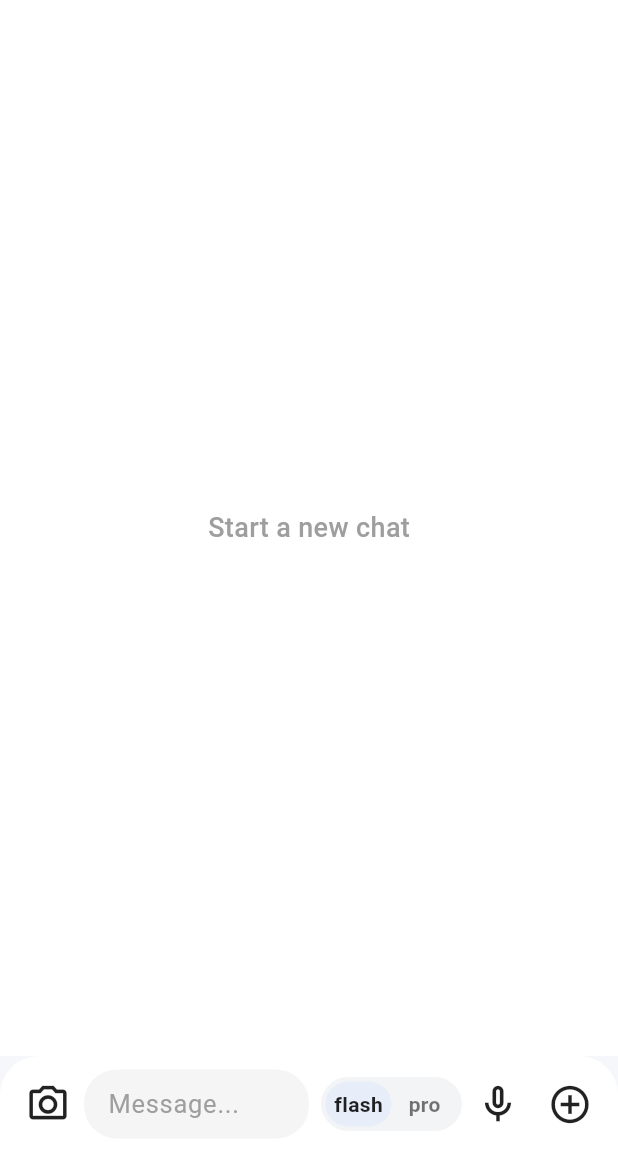
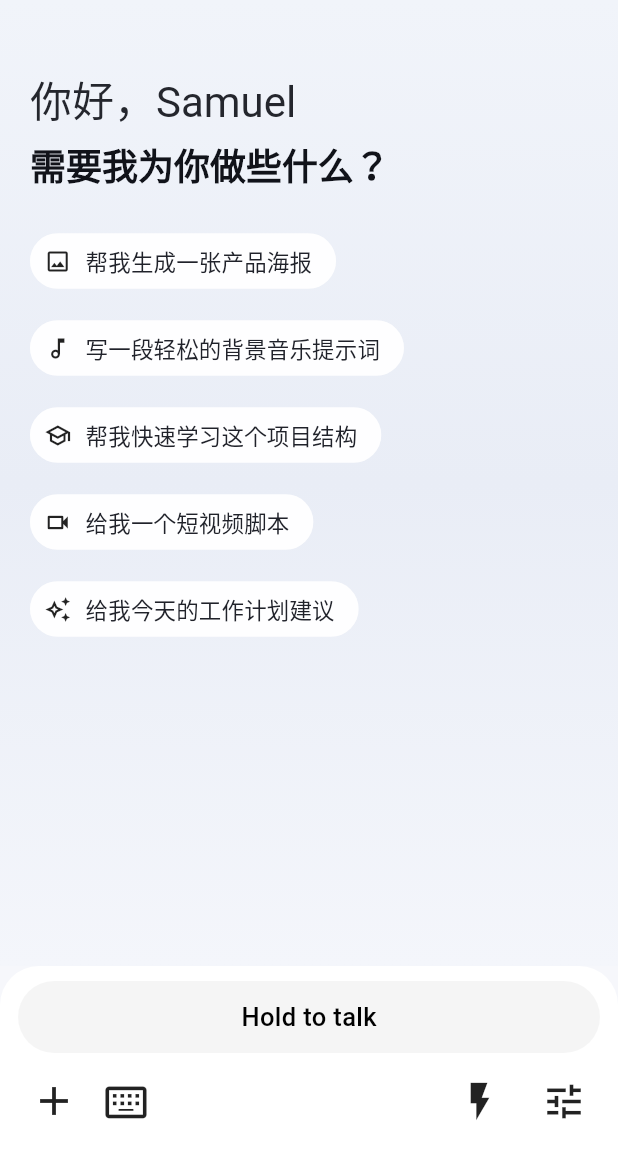
Before and after one commit to SamuelLAN/vibe-code-mobile, a Flutter app: the ChatScreen screen opened directly, on a phone screen of 412 x 824 dp, the part 84-1236 px from its top. Run offline on Flutter 3.47's test engine with Material 3 defaults, Android fonts, the phone set to English and light mode, and no system bars; our stand-ins replace file_picker, flutter_highlight, flutter_markdown, flutter_secure_storage, image_picker, just_audio and 1 more; missing offline and left inert: flutter_web_auth_2, record; accounts and stored records are empty; statements that could not run were skipped.

Commit message:
Refactor chat screen and input bar for enhanced user experience
- Changed input mode from text to voice in ChatScreen for improved voice interaction.
- Introduced empty suggestions in ChatScreen to guide user interactions when no chat is present.
- Refactored input bar to simplify model tier selection with an IconButton, enhancing usability.
- Updated UI components in ChatScreen and InputBar for better layout and interaction consistency.

```diff
--- a/lib/screens/chat_screen.dart
+++ b/lib/screens/chat_screen.dart
@@ -46,12 +46,19 @@ class _ChatScreenState extends State<ChatScreen> {
   final AudioPlayerService _audioPlayer = AudioPlayerService();
   final PermissionService _permissionService = PermissionService();
   late final List<String> _projects = List<String>.from(_defaultProjects);
-  InputMode _inputMode = InputMode.text;
+  InputMode _inputMode = InputMode.voice;
   ChatModelTier _modelTier = ChatModelTier.flash;
   bool _isFullscreenInput = false;
   String _selectedProject = _defaultProjects.first;
   String? _lastObservedChatId;
   bool _pendingScrollToLatest = false;
+  static const List<(IconData, String)> _emptySuggestions = [
+    (Icons.image_outlined, '帮我生成一张产品海报'),
+    (Icons.music_note_outlined, '写一段轻松的背景音乐提示词'),
+    (Icons.school_outlined, '帮我快速学习这个项目结构'),
+    (Icons.videocam_outlined, '给我一个短视频脚本'),
+    (Icons.auto_awesome_outlined, '给我今天的工作计划建议'),
+  ];
 
   @override
   void initState() {
@@ -283,6 +290,75 @@ class _ChatScreenState extends State<ChatScreen> {
     if (!currentFocus.hasPrimaryFocus && currentFocus.focusedChild != null) {
       currentFocus.unfocus();
     }
+  }
+
+  void _applySuggestion(String text) {
+    _textController.text = text;
+    _textController.selection =
+        TextSelection.collapsed(offset: _textController.text.length);
+    setState(() {});
+  }
+
+  Widget _buildEmptyChatState() {
+    return Container(
+      decoration: const BoxDecoration(
+        gradient: LinearGradient(
+          begin: Alignment.topCenter,
+          end: Alignment.bottomCenter,
+          colors: [Color(0xFFF1F4FA), Color(0xFFE9EDF6), Color(0xFFF4F6FB)],
+        ),
+      ),
+      child: SafeArea(
+        bottom: false,
+        child: ListView(
+          padding: const EdgeInsets.fromLTRB(20, 24, 20, 20),
+          children: [
+            const SizedBox(height: 24),
+            Text(
+              '你好，Samuel',
+              style: Theme.of(context).textTheme.headlineMedium?.copyWith(
+                    fontWeight: FontWeight.w400,
+                    color: const Color(0xFF24262D),
+                  ),
+            ),
+            const SizedBox(height: 8),
+            Text(
+              '需要我为你做些什么？',
+              style: Theme.of(context).textTheme.headlineSmall?.copyWith(
+                    fontWeight: FontWeight.w700,
+                    color: const Color(0xFF11131A),
+                  ),
+            ),
+            const SizedBox(height: 24),
+            Wrap(
+              spacing: 10,
+              runSpacing: 10,
+              children: _emptySuggestions
+                  .map(
+                    (item) => ActionChip(
+                      backgroundColor: Colors.white.withValues(alpha: 0.9),
+                      side: BorderSide.none,
+                      shape: RoundedRectangleBorder(
+                        borderRadius: BorderRadius.circular(22),
+                      ),
+                      avatar: Icon(item.$1, size: 18, color: Colors.black87),
+                      label: Text(
+                        item.$2,
+                        style: const TextStyle(
+                          fontSize: 15,
+                          color: Color(0xFF20222A),
+                          fontWeight: FontWeight.w500,
+                        ),
+                      ),
+                      onPressed: () => _applySuggestion(item.$2),
+                    ),
+                  )
+                  .toList(),
+            ),
+          ],
+        ),
+      ),
+    );
   }
 
   Future<void> _pickFromCamera() async {
@@ -742,19 +818,7 @@ class _ChatScreenState extends State<ChatScreen> {
             if (!_isFullscreenInput)
               Expanded(
                 child: messages.isEmpty
-                    ? Container(
-                        color: Colors.white,
-                        child: const Center(
-                          child: Text(
-                            'Start a new chat',
-                            style: TextStyle(
-                              fontSize: 18,
-                              color: Colors.grey,
-                              fontWeight: FontWeight.w500,
-                            ),
-                          ),
-                        ),
-                      )
+                    ? _buildEmptyChatState()
                     : ListView.builder(
                         key: ValueKey<String>(
                           'chat-list-${chat.activeChat?.id ?? 'none'}',
--- a/lib/screens/git_drawer/modals/repo_files_modal.dart
+++ b/lib/screens/git_drawer/modals/repo_files_modal.dart
@@ -582,7 +582,10 @@ class _FilePreviewSheetState extends State<_FilePreviewSheet> {
   Widget build(BuildContext context) {
     final isDark = Theme.of(context).brightness == Brightness.dark;
     final language = _languageFromPath(widget.result.relativePath);
-    return Container(
+    return GestureDetector(
+      behavior: HitTestBehavior.translucent,
+      onTap: () => FocusScope.of(context).unfocus(),
+      child: Container(
         decoration: BoxDecoration(
           color: isDark ? const Color(0xFF1E1E1E) : Colors.white,
           borderRadius: const BorderRadius.vertical(top: Radius.circular(20)),
@@ -620,7 +623,9 @@ class _FilePreviewSheetState extends State<_FilePreviewSheet> {
                           Text(
                             _editing
                                 ? 'Editing'
-                              : (language == null ? 'Text preview' : language),
+                                : (language == null
+                                    ? 'Text preview'
+                                    : language),
                             style: TextStyle(
                               fontSize: 12,
                               color: Colors.grey[600],
@@ -753,6 +758,7 @@ class _FilePreviewSheetState extends State<_FilePreviewSheet> {
             ],
           ),
         ),
+      ),
     );
   }
 }
@@ -838,14 +844,13 @@ class _CodeView extends StatelessWidget {
 String? _languageFromPath(String path) {
   final lower = path.toLowerCase();
   if (lower.endsWith('.py')) return 'python';
+  if (lower.endsWith('.tsx') || lower.endsWith('.jsx')) return 'javascript';
   if (lower.endsWith('.js') ||
       lower.endsWith('.mjs') ||
       lower.endsWith('.cjs')) {
     return 'javascript';
   }
-  if (lower.endsWith('.tsx')) return 'tsx';
   if (lower.endsWith('.ts')) return 'typescript';
-  if (lower.endsWith('.jsx')) return 'jsx';
   if (lower.endsWith('.json')) return 'json';
   if (lower.endsWith('.md') || lower.endsWith('.markdown')) return 'markdown';
   if (lower.endsWith('.html')) return 'xml';
--- a/lib/widgets/input_bar.dart
+++ b/lib/widgets/input_bar.dart
@@ -155,46 +155,16 @@ class _InputBarState extends State<InputBar> {
   }
 
   Widget _buildModelTierSwitch() {
-    Widget buildTierButton(ChatModelTier tier, String label) {
-      final isSelected = widget.modelTier == tier;
-      return Expanded(
-        child: GestureDetector(
-          behavior: HitTestBehavior.opaque,
-          onTap: () => widget.onModelTierChanged(tier),
-          child: AnimatedContainer(
-            duration: const Duration(milliseconds: 120),
-            curve: Curves.easeOut,
-            alignment: Alignment.center,
-            decoration: BoxDecoration(
-              color: isSelected ? const Color(0xFFE8EEF9) : Colors.transparent,
-              borderRadius: BorderRadius.circular(16),
+    final isPro = widget.modelTier == ChatModelTier.pro;
+    return IconButton(
+      tooltip: isPro ? 'Current: pro (tap to switch to flash)' : 'Current: flash (tap to switch to pro)',
+      onPressed: () => widget.onModelTierChanged(
+        isPro ? ChatModelTier.flash : ChatModelTier.pro,
       ),
-            child: Text(
-              label,
-              style: TextStyle(
-                fontSize: 14,
-                fontWeight: FontWeight.w600,
-                color: isSelected ? Colors.black87 : Colors.black54,
-              ),
-            ),
-          ),
-        ),
-      );
-    }
-
-    return Container(
-      width: 94,
-      height: 36,
-      padding: const EdgeInsets.all(3),
-      decoration: BoxDecoration(
-        color: const Color(0xFFF3F4F6),
-        borderRadius: BorderRadius.circular(18),
-      ),
-      child: Row(
-        children: [
-          buildTierButton(ChatModelTier.flash, 'flash'),
-          buildTierButton(ChatModelTier.pro, 'pro'),
-        ],
+      icon: Icon(
+        isPro ? Icons.workspace_premium_outlined : Icons.flash_on_outlined,
+        size: 30,
+        color: Colors.black87,
       ),
     );
   }
@@ -215,33 +185,28 @@ class _InputBarState extends State<InputBar> {
             return SafeArea(
               top: false,
               child: Container(
-                padding: const EdgeInsets.symmetric(horizontal: 8, vertical: 8),
-                decoration: BoxDecoration(
+                padding:
+                    const EdgeInsets.symmetric(horizontal: 12, vertical: 10),
+                decoration: const BoxDecoration(
                   color: Colors.white,
-                  borderRadius:
-                      const BorderRadius.vertical(top: Radius.circular(26)),
+                  borderRadius: BorderRadius.vertical(top: Radius.circular(26)),
                 ),
-                child: Row(
+                child: Column(
+                  mainAxisSize: MainAxisSize.min,
                   children: [
-                    IconButton(
-                      onPressed: widget.onPickMedia,
-                      icon: const Icon(Icons.camera_alt_outlined,
-                          size: 30, color: Colors.black87),
-                    ),
-                    Expanded(
-                      child: isVoice
-                          ? Listener(
+                    if (isVoice)
+                      Listener(
                         behavior: HitTestBehavior.opaque,
                         onPointerDown: _onVoicePointerDown,
                         onPointerMove: _onVoicePointerMove,
                         onPointerUp: _onVoicePointerUp,
                         onPointerCancel: _onVoicePointerCancel,
                         child: Container(
-                                height: 44,
+                          height: 48,
                           alignment: Alignment.center,
                           decoration: BoxDecoration(
-                                  color: Colors.grey.withOpacity(0.1),
-                                  borderRadius: BorderRadius.circular(22),
+                            color: Colors.grey.withValues(alpha: 0.1),
+                            borderRadius: BorderRadius.circular(24),
                           ),
                           child: const Text(
                             'Hold to talk',
@@ -253,10 +218,11 @@ class _InputBarState extends State<InputBar> {
                           ),
                         ),
                       )
-                          : Container(
+                    else
+                      Container(
                         decoration: BoxDecoration(
-                                color: Colors.grey.withOpacity(0.1),
-                                borderRadius: BorderRadius.circular(22),
+                          color: Colors.grey.withValues(alpha: 0.1),
+                          borderRadius: BorderRadius.circular(24),
                         ),
                         child: TextField(
                           controller: widget.controller,
@@ -268,19 +234,20 @@ class _InputBarState extends State<InputBar> {
                             hintText: 'Message...',
                             hintStyle: TextStyle(color: Colors.grey),
                             contentPadding: EdgeInsets.symmetric(
-                                      horizontal: 16, vertical: 10),
+                                horizontal: 16, vertical: 12),
                             isDense: true,
                             border: InputBorder.none,
                           ),
                         ),
                       ),
+                    const SizedBox(height: 8),
+                    Row(
+                      children: [
+                        IconButton(
+                          onPressed: widget.onPickMedia,
+                          icon: const Icon(Icons.add,
+                              size: 32, color: Colors.black87),
                         ),
-                    const SizedBox(width: 8),
-                    _buildModelTierSwitch(),
-                    if (widget.isGenerating || (_isFocused && _hasText)) ...[
-                      _buildSendButton(),
-                    ] else if (_hasMultipleLines) ...[
-                      _buildFullscreenButton(),
                         IconButton(
                           onPressed: widget.onToggleMode,
                           icon: Icon(
@@ -288,29 +255,26 @@ class _InputBarState extends State<InputBar> {
                                 ? Icons.keyboard_alt_outlined
                                 : Icons.mic_none_outlined,
                             size: 30,
-                            color: Colors.black87),
+                            color: Colors.black87,
                           ),
+                        ),
+                        if (_hasMultipleLines)
+                          _buildFullscreenButton()
+                        else
+                          const SizedBox(width: 4),
+                        const Spacer(),
+                        _buildModelTierSwitch(),
+                        const SizedBox(width: 8),
+                        if (widget.isGenerating || (_isFocused && _hasText))
+                          _buildSendButton()
+                        else
                           IconButton(
                             onPressed: widget.onPickFiles,
-                        icon: const Icon(Icons.add_circle_outline,
-                            size: 30, color: Colors.black87),
-                      ),
-                    ] else ...[
-                      IconButton(
-                        onPressed: widget.onToggleMode,
-                        icon: Icon(
-                            isVoice
-                                ? Icons.keyboard_alt_outlined
-                                : Icons.mic_none_outlined,
-                            size: 30,
-                            color: Colors.black87),
-                      ),
-                      IconButton(
-                        onPressed: widget.onPickFiles,
-                        icon: const Icon(Icons.add_circle_outline,
+                            icon: const Icon(Icons.tune,
                                 size: 30, color: Colors.black87),
                           ),
                       ],
+                    ),
                   ],
                 ),
               ),
@@ -341,7 +305,7 @@ class _InputBarState extends State<InputBar> {
               decoration: BoxDecoration(
                 border: Border(
                     bottom: BorderSide(
-                        color: Colors.grey.withOpacity(0.2), width: 0.5)),
+                        color: Colors.grey.withValues(alpha: 0.2), width: 0.5)),
               ),
               child: Row(
                 children: [
@@ -616,9 +580,9 @@ class _InputBarState extends State<InputBar> {
           begin: Alignment.bottomCenter,
           end: Alignment.topCenter,
           colors: [
-            baseColor.withOpacity(0.9),
-            baseColor.withOpacity(0.6),
-            baseColor.withOpacity(0.0),
+            baseColor.withValues(alpha: 0.9),
+            baseColor.withValues(alpha: 0.6),
+            baseColor.withValues(alpha: 0.0),
           ],
           stops: const [0.0, 0.4, 1.0],
         ),
```
Lines whose indentation alone changed are shown as unchanged.
